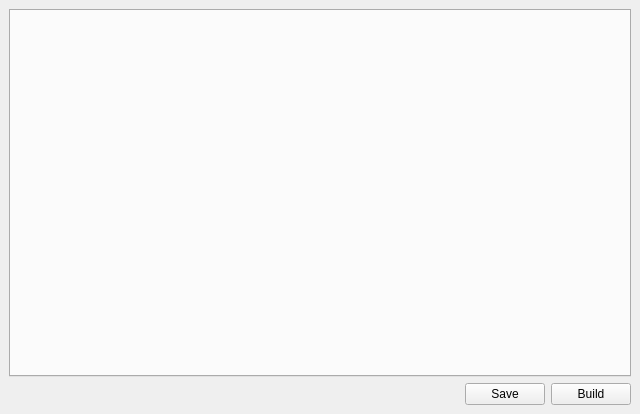
Old version of the form studio/editorwidget.ui in the repository lamogui/rmeditor.
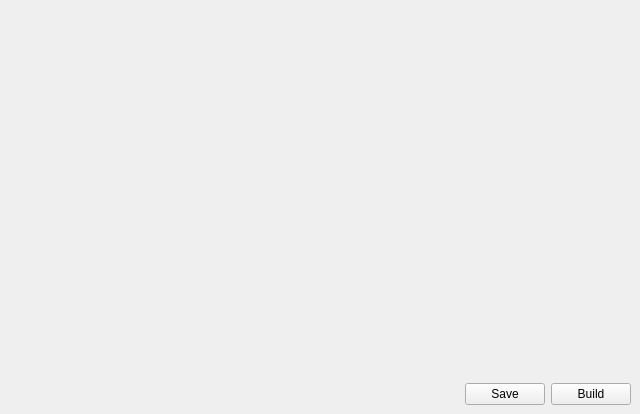
New version of the form.

Commit message: * new: make a new style to make the editor usable again

What changed in the file:
```diff
--- a/studio/editorwidget.ui
+++ b/studio/editorwidget.ui
@@ -22,6 +22,12 @@
     <height>88</height>
    </size>
   </property>
+  <property name="styleSheet">
+   <string notr="true"/>
+  </property>
+  <property name="floating">
+   <bool>false</bool>
+  </property>
   <property name="features">
    <set>QDockWidget::DockWidgetFloatable|QDockWidget::DockWidgetMovable</set>
   </property>
@@ -29,19 +35,19 @@
    <string>Editor</string>
   </property>
   <widget class="QWidget" name="dockWidgetContents">
+   <property name="styleSheet">
+    <string notr="true"/>
+   </property>
    <layout class="QVBoxLayout" name="verticalLayout">
     <item>
-     <widget class="QTabWidget" name="tab">
+     <widget class="QToolBox" name="tab">
       <property name="font">
        <font>
         <pointsize>10</pointsize>
        </font>
       </property>
-      <property name="currentIndex">
-       <number>-1</number>
-      </property>
-      <property name="movable">
-       <bool>true</bool>
+      <property name="styleSheet">
+       <string notr="true"/>
       </property>
      </widget>
     </item>
```
The commit also changes 22 other files.
